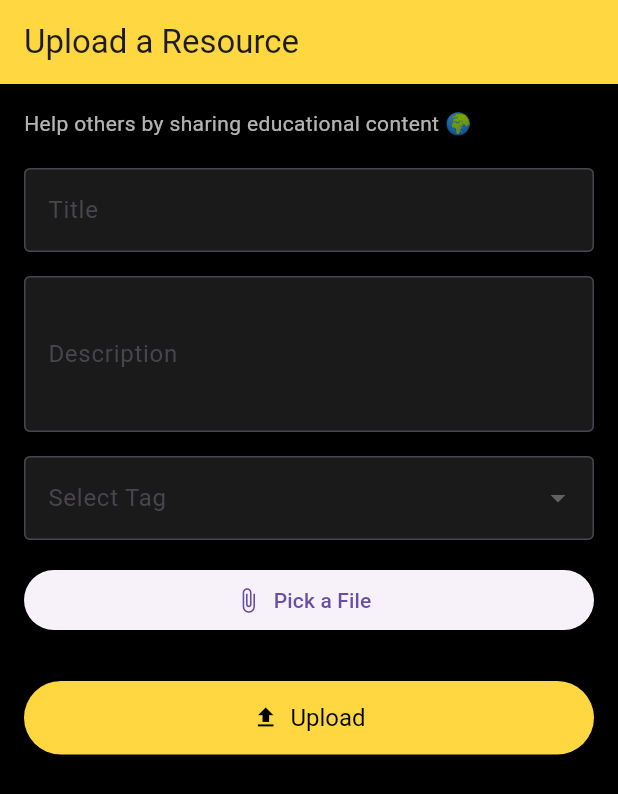
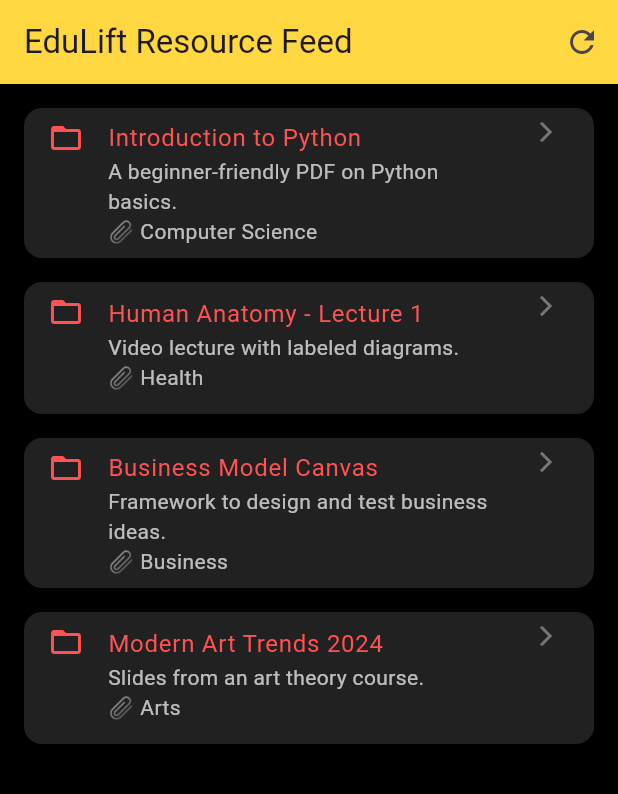
Before and after one commit to DreadDoctor224/EdUplift, a Flutter app: the screen it shows after launch, on a phone screen of 412 x 824 dp. Shown: the top 794 px of the screen. Run offline on Flutter 3.47's test engine with Material 3 defaults, Android fonts, the phone set to English and light mode, and no system bars; our stand-ins replace file_picker, flutter_animate, shared_preferences.

Commit message:
added feed screen,profile, resource information screen updated the onboard screen please make sure you  read the comments as i have wrote crucial notes thanks

```diff
--- a/lib/main.dart
+++ b/lib/main.dart
@@ -7,6 +7,9 @@ import 'package:eduplift/screens/educator_dashboard.dart';
 import 'package:eduplift/screens/learner_dashboard.dart';
 import 'package:eduplift/screens/graduate_dashboard.dart';
 import 'package:eduplift/screens/upload_resource_screen.dart';
+import 'package:eduplift/screens/eduplift_feed_screen.dart';
+import 'package:eduplift/screens/profile_screen.dart';
+import 'package:eduplift/screens/resource_view_screen.dart';
 // Ensure this file exists in lib/screens/
 
 void main() {
@@ -26,7 +29,7 @@ class MyApp extends StatelessWidget {
         visualDensity: VisualDensity.adaptivePlatformDensity,
       ),
       home:
-          const UploadResourceScreen(), // ✅ Ensures app starts with Login Screen
+          const EdupliftFeedScreen(), // ✅ Ensures app starts with Login Screen
     );
   }
 }
--- /dev/null
+++ b/lib/screens/eduplift_feed_screen.dart
@@ -0,0 +1,86 @@
+//****current file is static for now but it is structured so that we can plug it later into firebase */
+import 'package:eduplift/screens/resource_view_screen.dart';
+import 'package:flutter/material.dart';
+
+class EdupliftFeedScreen extends StatelessWidget {
+  const EdupliftFeedScreen({super.key});
+
+  final List<Map<String, String>> mockUploads = const [
+    {
+      'title': 'Introduction to Python',
+      'description': 'A beginner-friendly PDF on Python basics.',
+      'tag': 'Computer Science',
+    },
+    {
+      'title': 'Human Anatomy - Lecture 1',
+      'description': 'Video lecture with labeled diagrams.',
+      'tag': 'Health',
+    },
+    {
+      'title': 'Business Model Canvas',
+      'description': 'Framework to design and test business ideas.',
+      'tag': 'Business',
+    },
+    {
+      'title': 'Modern Art Trends 2024',
+      'description': 'Slides from an art theory course.',
+      'tag': 'Arts',
+    },
+  ];
+
+  @override
+  Widget build(BuildContext context) {
+    return Scaffold(
+      appBar: AppBar(
+        title: const Text("EduLift Resource Feed"),
+        backgroundColor: Colors.amberAccent,
+        actions: [
+          IconButton(
+            icon: const Icon(Icons.refresh),
+            onPressed: () {
+              // TODO: Refresh the list (if connected to backend)
+            },
+          ),
+        ],
+      ),
+      backgroundColor: Colors.black,
+      body: ListView.builder(
+        padding: const EdgeInsets.all(16),
+        itemCount: mockUploads.length,
+        itemBuilder: (context, index) {
+          final upload = mockUploads[index];
+          return Card(
+            color: Colors.grey[900],
+            margin: const EdgeInsets.only(bottom: 16),
+            child: ListTile(
+              leading: const Icon(Icons.folder_open, color: Colors.redAccent),
+              title: Text(
+                upload['title'] ?? '',
+                style: const TextStyle(color: Colors.redAccent),
+              ),
+              subtitle: Text(
+                "${upload['description']}\n📎 ${upload['tag']}",
+                style: const TextStyle(color: Colors.white70),
+              ),
+              isThreeLine: true,
+              trailing: const Icon(Icons.arrow_forward_ios,
+                  size: 16, color: Colors.white38),
+              onTap: () {
+                Navigator.push(
+                  context,
+                  MaterialPageRoute(
+                    builder: (context) => ResourceViewScreen(
+                      title: upload['title']!,
+                      description: upload['description']!,
+                      tag: upload['tag']!,
+                    ),
+                  ),
+                );
+              },
+            ),
+          );
+        },
+      ),
+    );
+  }
+}
--- a/lib/screens/onboarding_screen.dart
+++ b/lib/screens/onboarding_screen.dart
@@ -38,7 +38,7 @@ class OnboardingScreen extends StatelessWidget {
             Padding(
               padding: const EdgeInsets.symmetric(horizontal: 30),
               child: Text(
-                "A smarter way to learn and teach. Get personalized courses, AI-powered assessments, and gamified challenges!",
+                "A smarter way to learn and teach. a pirate bay for education",
                 textAlign: TextAlign.center,
                 style: TextStyle(fontSize: 16, color: Colors.white70),
               ),
```
Also changed, not shown: lib/screens/profile_screen.dart (added, +97 -0 lines), lib/screens/resource_view_screen.dart (added, +78 -0 lines).
